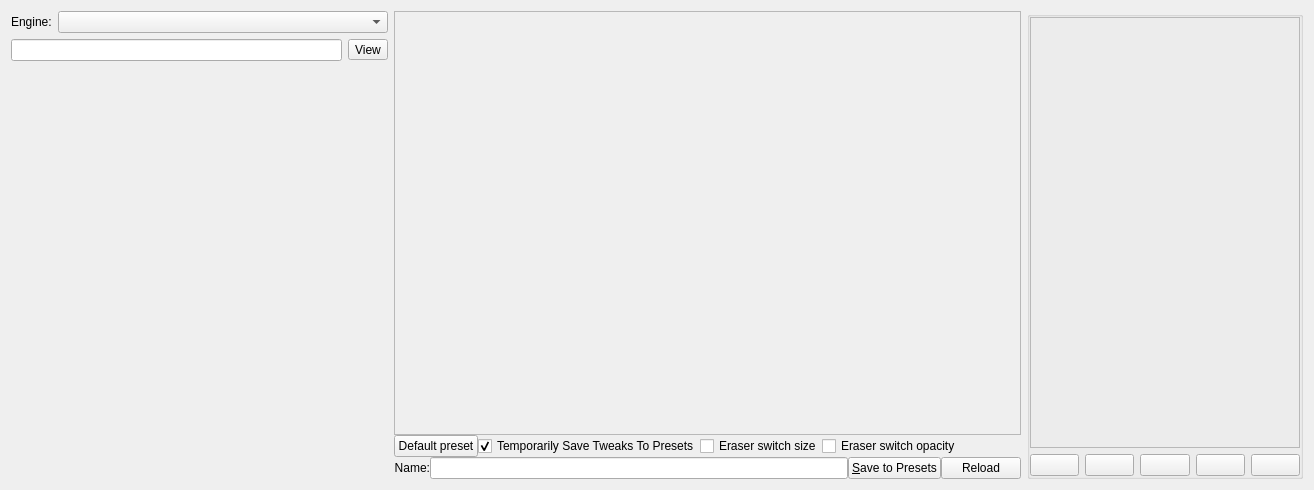
KDE/krita, file libs/ui/forms/wdgpaintopsettings.ui: the form before one commit.
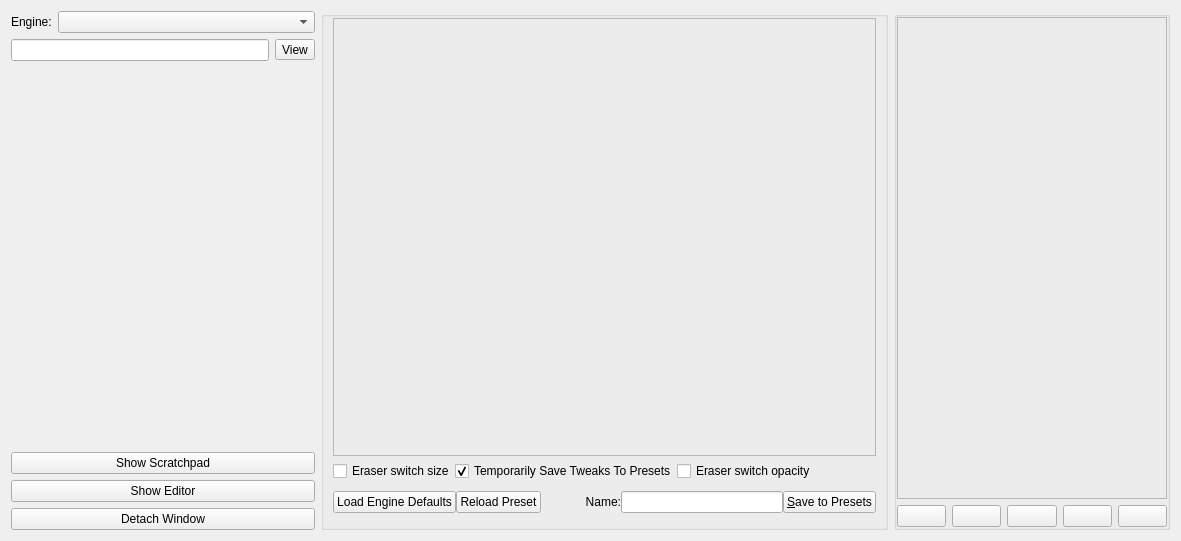
The form after the commit. Custom widgets are drawn as their Qt base class.

Commit message: added back buttons for showing scratchpad and detaching brush editor. Also added a new button for hiding the brush editor settings

```diff
--- a/libs/ui/forms/wdgpaintopsettings.ui
+++ b/libs/ui/forms/wdgpaintopsettings.ui
@@ -6,8 +6,8 @@
    <rect>
     <x>0</x>
     <y>0</y>
-    <width>1314</width>
-    <height>490</height>
+    <width>1181</width>
+    <height>541</height>
    </rect>
   </property>
   <layout class="QHBoxLayout" name="horizontalLayout_6">
@@ -65,7 +65,7 @@
        <property name="minimumSize">
         <size>
          <width>0</width>
-         <height>200</height>
+         <height>300</height>
         </size>
        </property>
        <property name="maximumSize">
@@ -76,15 +76,43 @@
        </property>
       </widget>
      </item>
+     <item>
+      <widget class="QPushButton" name="showScratchpadButton">
+       <property name="text">
+        <string>Show Scratchpad</string>
+       </property>
+       <property name="checkable">
+        <bool>true</bool>
+       </property>
+       <property name="flat">
+        <bool>false</bool>
+       </property>
+      </widget>
+     </item>
+     <item>
+      <widget class="QPushButton" name="showEditorButton">
+       <property name="text">
+        <string>Show Editor</string>
+       </property>
+      </widget>
+     </item>
+     <item>
+      <widget class="QPushButton" name="detachWindowButton">
+       <property name="text">
+        <string>Detach Window</string>
+       </property>
+      </widget>
+     </item>
     </layout>
    </item>
    <item>
-    <layout class="QVBoxLayout" name="verticalLayout_3">
+    <widget class="QGroupBox" name="brushEditorSettingsControls">
+     <layout class="QVBoxLayout" name="brushEditorLayout">
      <property name="spacing">
       <number>0</number>
      </property>
      <property name="topMargin">
-      <number>0</number>
+       <number>1</number>
      </property>
      <item>
       <widget class="QFrame" name="frmOptionWidgetContainer">
@@ -109,36 +137,13 @@
       </widget>
      </item>
      <item>
-      <layout class="QHBoxLayout" name="horizontalLayout_3" stretch="0,1,1,0,0">
-       <item>
-        <widget class="QPushButton" name="bnDefaultPreset">
-         <property name="sizePolicy">
-          <sizepolicy hsizetype="Fixed" vsizetype="Fixed">
-           <horstretch>0</horstretch>
-           <verstretch>0</verstretch>
-          </sizepolicy>
-         </property>
-         <property name="text">
-          <string>Default preset</string>
-         </property>
-        </widget>
-       </item>
-       <item>
-        <widget class="QCheckBox" name="dirtyPresetCheckBox">
-         <property name="sizePolicy">
-          <sizepolicy hsizetype="Minimum" vsizetype="Fixed">
-           <horstretch>0</horstretch>
-           <verstretch>0</verstretch>
-          </sizepolicy>
-         </property>
-         <property name="text">
-          <string>Temporarily Save Tweaks To Presets</string>
-         </property>
-         <property name="checked">
-          <bool>true</bool>
-         </property>
-        </widget>
-       </item>
+       <layout class="QHBoxLayout" name="horizontalLayout_3" stretch="0,0,0,0">
+        <property name="topMargin">
+         <number>5</number>
+        </property>
+        <property name="bottomMargin">
+         <number>5</number>
+        </property>
        <item>
         <widget class="QCheckBox" name="eraserBrushSizeCheckBox">
          <property name="sizePolicy">
@@ -158,6 +163,22 @@
          </property>
         </widget>
        </item>
+        <item>
+         <widget class="QCheckBox" name="dirtyPresetCheckBox">
+          <property name="sizePolicy">
+           <sizepolicy hsizetype="Minimum" vsizetype="Fixed">
+            <horstretch>0</horstretch>
+            <verstretch>0</verstretch>
+           </sizepolicy>
+          </property>
+          <property name="text">
+           <string>Temporarily Save Tweaks To Presets</string>
+          </property>
+          <property name="checked">
+           <bool>true</bool>
+          </property>
+         </widget>
+        </item>
        <item>
         <widget class="QCheckBox" name="eraserBrushOpacityCheckBox">
          <property name="sizePolicy">
@@ -191,8 +212,46 @@
      </item>
      <item>
       <layout class="QHBoxLayout" name="horizontalLayout">
+        <property name="topMargin">
+         <number>5</number>
+        </property>
+        <property name="bottomMargin">
+         <number>5</number>
+        </property>
+        <item>
+         <widget class="QPushButton" name="bnDefaultPreset">
+          <property name="sizePolicy">
+           <sizepolicy hsizetype="Fixed" vsizetype="Fixed">
+            <horstretch>0</horstretch>
+            <verstretch>0</verstretch>
+           </sizepolicy>
+          </property>
+          <property name="text">
+           <string>Load Engine Defaults</string>
+          </property>
+         </widget>
+        </item>
+        <item>
+         <widget class="QPushButton" name="reload">
+          <property name="text">
+           <string>Reload Preset</string>
+          </property>
+         </widget>
+        </item>
        <item>
         <widget class="QLabel" name="label">
+          <property name="sizePolicy">
+           <sizepolicy hsizetype="Minimum" vsizetype="Preferred">
+            <horstretch>0</horstretch>
+            <verstretch>0</verstretch>
+           </sizepolicy>
+          </property>
+          <property name="minimumSize">
+           <size>
+            <width>80</width>
+            <height>0</height>
+           </size>
+          </property>
          <property name="text">
           <string>Name:</string>
          </property>
@@ -218,16 +277,10 @@
          </property>
         </widget>
        </item>
-       <item>
-        <widget class="QPushButton" name="reload">
-         <property name="text">
-          <string>Reload</string>
-         </property>
-        </widget>
-       </item>
-      </layout>
-     </item>
-    </layout>
+       </layout>
+      </item>
+     </layout>
+    </widget>
    </item>
    <item>
     <widget class="QGroupBox" name="scratchpadControls">
@@ -273,7 +326,7 @@
            <property name="minimumSize">
             <size>
              <width>250</width>
-             <height>0</height>
+             <height>300</height>
             </size>
            </property>
           </widget>
```
Left out of the diff: 3 changed lines with no effect on the pictures. Lines whose indentation alone changed are shown as unchanged. The commit also changes 2 other files.
